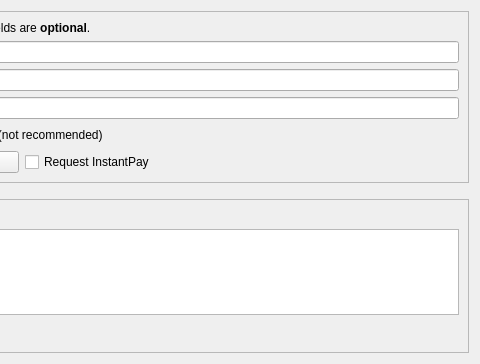
Old version of the form src/qt/forms/receivecoinsdialog.ui in the repository SmartCash/Core-Smart; both pictures show x 296 to 776 and y 0 to 364 of the 776 by 364 pixel window.
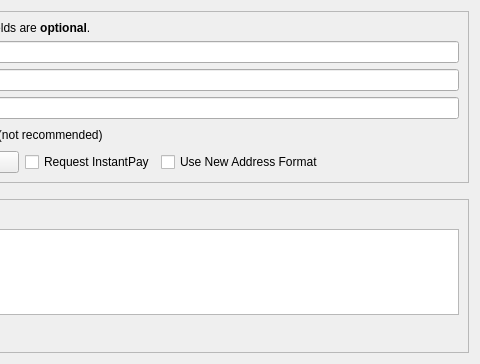
New version of the form. Icons and pictures are not drawn. Custom widgets are drawn as their Qt base class.

Commit message: request payment option: new address format

Diff of the .ui file:
```diff
--- a/src/qt/forms/receivecoinsdialog.ui
+++ b/src/qt/forms/receivecoinsdialog.ui
@@ -179,6 +179,16 @@
             </property>
            </widget>
           </item>
+          <item>
+           <widget class="QCheckBox" name="checkUseNewAddressFormat">
+            <property name="text">
+             <string>Use New Address Format</string>
+            </property>
+            <property name="checked">
+             <bool>false</bool>
+            </property>
+           </widget>
+          </item>
           <item>
            <spacer name="horizontalSpacer">
             <property name="orientation">
```
The commit also changes 4 other files.
